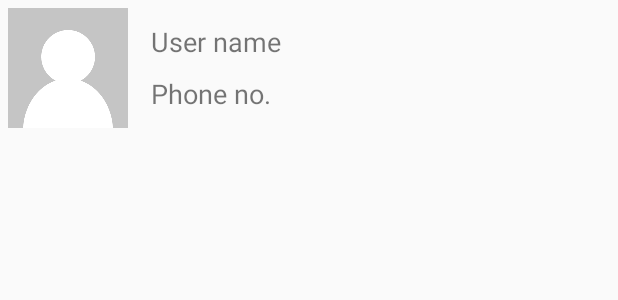
After one commit to francohorita/deudas-ort, an Android app: the layout contacts_list_view.xml on its own in the app's theme, with its tools: preview values and no code run, on a phone screen of 412 x 824 dp. The commit adds this screen. Shown: the top 300 px of the screen. Run offline under Robolectric (Android 15) with nearby library versions, the phone set to English and light mode, and no system bars.

Commit message:
Added List view

```diff
--- /dev/null
+++ b/app/src/main/res/layout/contacts_list_view.xml
@@ -0,0 +1,64 @@
+<?xml version="1.0" encoding="utf-8"?>
+<LinearLayout xmlns:android="http://schemas.android.com/apk/res/android"
+    android:layout_width="fill_parent"
+    android:layout_height="match_parent"
+    android:orientation="vertical">
+
+    <LinearLayout
+        android:layout_width="match_parent"
+        android:layout_height="wrap_content"
+        android:orientation="horizontal"
+        android:layout_margin="5dp"
+        android:weightSum="3">
+
+        <ImageView
+            android:layout_width="80dp"
+            android:layout_height="80dp"
+            android:id="@+id/pic"
+            android:src="@drawable/image" />
+
+        <LinearLayout
+            android:layout_width="match_parent"
+            android:layout_height="wrap_content"
+            android:orientation="vertical"
+            android:layout_weight="2.6"
+            android:layout_margin="5dp"
+            android:paddingLeft="10dp"
+            android:layout_gravity="center">
+
+            <TextView
+                android:layout_width="wrap_content"
+                android:layout_height="wrap_content"
+                android:id="@+id/name"
+                android:text="User name"
+                android:textSize="18dp" />
+
+            <TextView
+                android:layout_width="wrap_content"
+                android:layout_height="wrap_content"
+                android:id="@+id/no"
+                android:layout_marginTop="10dp"
+                android:text="Phone no."
+                android:textSize="18dp" />
+
+        </LinearLayout>
+
+        <LinearLayout
+            android:layout_weight="0"
+            android:layout_width="wrap_content"
+            android:layout_height="wrap_content"
+            android:layout_gravity="right|center"
+            android:gravity="center"
+            android:visibility="gone"
+            android:orientation="horizontal">
+
+            <CheckBox
+                android:layout_width="50dp"
+                android:layout_height="50dp"
+                android:id="@+id/check" />
+
+        </LinearLayout>
+
+    </LinearLayout>
+
+</LinearLayout>
--- a/app/src/main/res/values/strings.xml
+++ b/app/src/main/res/values/strings.xml
@@ -2,7 +2,7 @@
 <resources>
     <string name="hello">This is a sample to showcase the working of a native content provider - here the contacts list</string>
     <string name="app_name">Content Provider Sample Application</string>
-    <string name="viewButton">View Contacts</string>
+    <string name="viewButton">Refresh contacts</string>
     <string name="createButton">Add Contact</string>
     <string name="updateButton">Modify Contact</string>
     <string name="deleteButton">Delete Contact</string>
```
Also changed, not shown: app/src/main/java/com/example/deudas_ort/NativeContentProvider.java (+119 -59 lines), app/src/main/java/com/example/deudas_ort/SelectUser.java (added, +57 -0 lines), app/src/main/java/com/example/deudas_ort/SelectUserAdapter.java (added, +124 -0 lines), app/src/main/java/com/example/deudas_ort/Utils/RoundImage.java (added, +93 -0 lines), app/src/main/res/layout/nativecontentlayout.xml (+29 -7 lines), app/src/main/res/drawable-v24/image.png (added).
